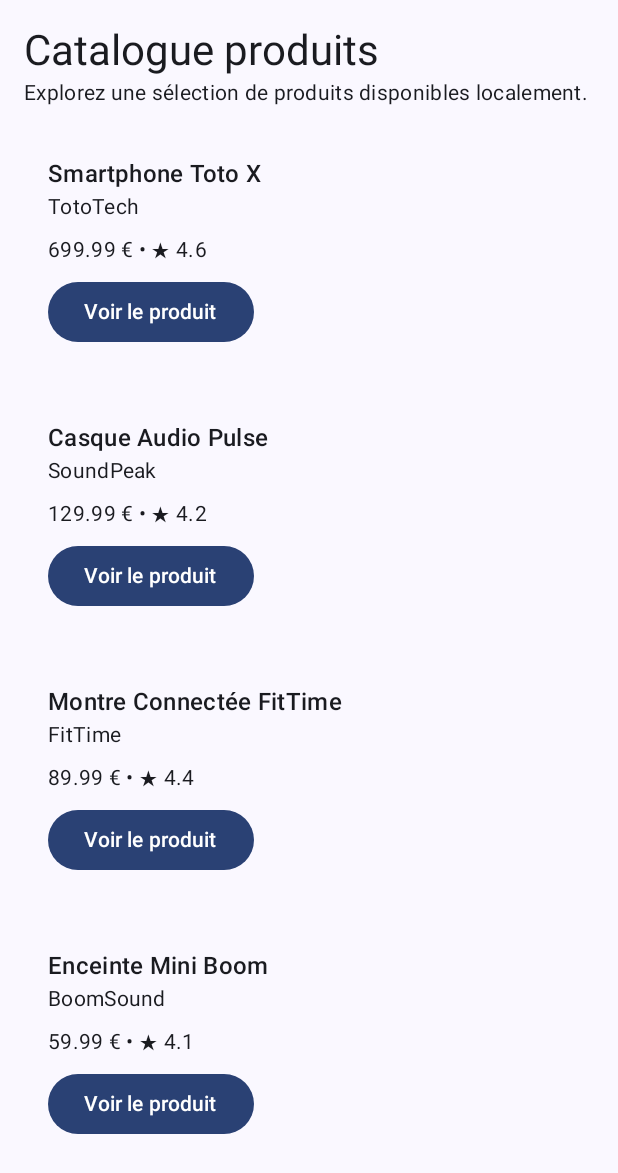
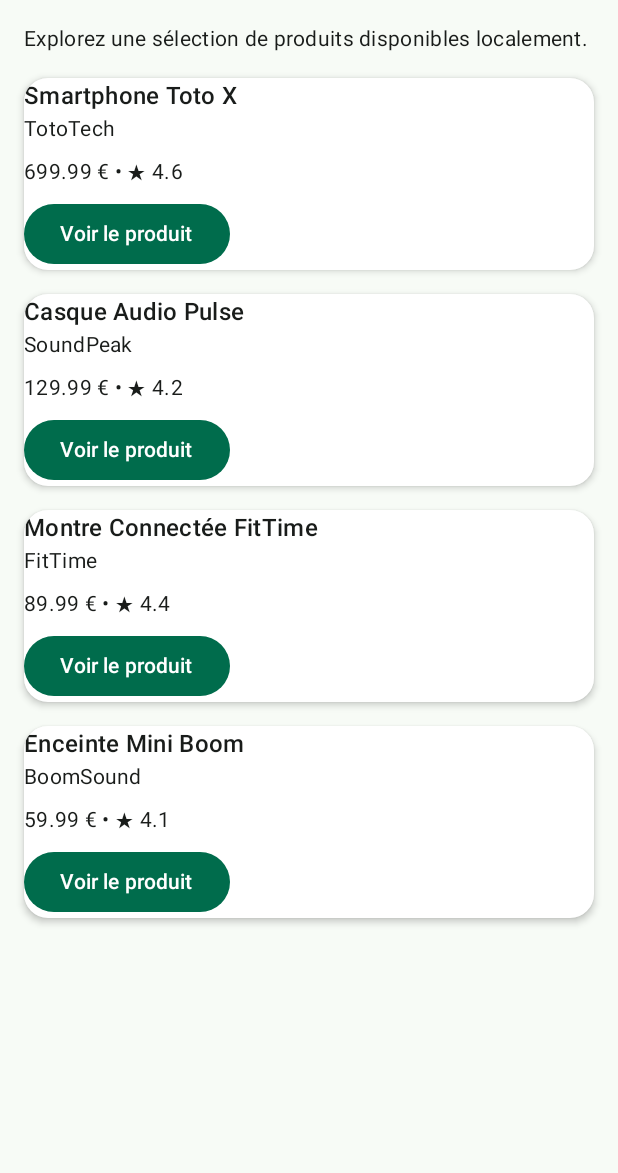
Before and after one commit to Badoux17/Product-Explorer, an Android app built with Jetpack Compose: the screen it shows after launch (MainActivity), on a phone screen of 412 x 824 dp. Shown: the top 1173 px of the screen. Run offline under Robolectric (Android 15) with nearby library versions, the phone set to English and light mode, and no system bars; 1 statement that could not run was skipped.

Commit message:
Tp7 Etape 4 à 6

```diff
--- a/app/build.gradle.kts
+++ b/app/build.gradle.kts
@@ -48,6 +48,7 @@ dependencies {
     implementation(libs.androidx.core.ktx)
     implementation(libs.androidx.lifecycle.runtime.ktx)
     implementation(libs.androidx.compose.material.icons.extended)
+    implementation(libs.androidx.material3)
     implementation(libs.androidx.ui)
     testImplementation(libs.junit)
     androidTestImplementation(platform(libs.androidx.compose.bom))
--- a/app/src/main/java/com/example/productexplorer/MainActivity.kt
+++ b/app/src/main/java/com/example/productexplorer/MainActivity.kt
@@ -5,6 +5,7 @@ import androidx.activity.ComponentActivity
 import androidx.activity.compose.setContent
 import androidx.activity.enableEdgeToEdge
 import androidx.compose.foundation.Image
+import androidx.compose.foundation.background
 import androidx.compose.foundation.layout.Arrangement
 import androidx.compose.foundation.layout.Box
 import androidx.compose.foundation.layout.Column
@@ -35,6 +36,7 @@ import androidx.compose.material3.OutlinedTextField
 import androidx.compose.material3.Surface
 import androidx.compose.ui.Alignment
 import androidx.compose.foundation.lazy.items
+import androidx.compose.material3.CardDefaults
 
 
 class MainActivity : ComponentActivity() {
@@ -528,14 +530,18 @@ fun ProductCatalogScreen(
     modifier: Modifier = Modifier
 ) {
     LazyColumn(
-        modifier = modifier.fillMaxSize(),
+        modifier = modifier
+            .fillMaxSize()
+            .background(MaterialTheme.colorScheme.background),
         contentPadding = PaddingValues(16.dp),
         verticalArrangement = Arrangement.spacedBy(16.dp)
-    ) {
+    )
+    {
         item {
-            Text(
+            ext(
                 text = "Catalogue produits",
-                style = MaterialTheme.typography.headlineMedium
+                style = MaterialTheme.typography.headlineMedium,
+                color = MaterialTheme.colorScheme.primary
             )
             CategoryRow(categories = sampleCategories())
         }
@@ -558,9 +564,16 @@ fun ProductListItem(
     onClick: () -> Unit,
     modifier: Modifier = Modifier
 ) {
-        Column(
-            modifier = Modifier.padding(16.dp)
-        ) {
+    Card(
+        modifier = modifier.fillMaxWidth(),
+        shape = MaterialTheme.shapes.large,
+        colors = CardDefaults.cardColors(
+            containerColor = MaterialTheme.colorScheme.surface
+        ),
+        elevation = CardDefaults.cardElevation(
+            defaultElevation = 3.dp
+        )
+    ) {
             Text(
                 text = product.title,
                 style = MaterialTheme.typography.titleMedium
--- a/app/src/main/java/com/example/productexplorer/ui/theme/Theme.kt
+++ b/app/src/main/java/com/example/productexplorer/ui/theme/Theme.kt
@@ -35,16 +35,12 @@ private val LightColorScheme = lightColorScheme(
 @Composable
 fun ProductExplorerTheme(
     darkTheme: Boolean = isSystemInDarkTheme(),
-    dynamicColor: Boolean = true,
     content: @Composable () -> Unit
 ) {
-    val colorScheme = when {
-        dynamicColor && Build.VERSION.SDK_INT >= Build.VERSION_CODES.S -> {
-            val context = LocalContext.current
-            if (darkTheme) dynamicDarkColorScheme(context) else dynamicLightColorScheme(context)
-        }
-        darkTheme -> DarkColorScheme
-        else -> LightColorScheme
+    val colorScheme = if (darkTheme) {
+        DarkColorScheme
+    } else {
+        LightColorScheme
     }
     MaterialTheme(
         colorScheme = colorScheme,
--- a/gradle/libs.versions.toml
+++ b/gradle/libs.versions.toml
@@ -11,6 +11,7 @@ composeBom = "2026.02.01"
 foundationLayout = "1.12.1"
 ui = "1.12.1"
 foundation = "1.13.0"
+material3 = "1.5.0"
 
 [libraries]
 androidx-core-ktx = { group = "androidx.core", name = "core-ktx", version.ref = "coreKtx" }
@@ -31,6 +32,7 @@ androidx-compose-material-icons-extended = { module = "androidx.compose.material
 androidx-compose-foundation-layout = { group = "androidx.compose.foundation", name = "foundation-layout", version.ref = "foundationLayout" }
 androidx-ui = { group = "androidx.compose.ui", name = "ui", version.ref = "ui" }
 androidx-compose-foundation = { group = "androidx.compose.foundation", name = "foundation", version.ref = "foundation" }
+androidx-material3 = { group = "androidx.compose.material3", name = "material3", version.ref = "material3" }
 
 [plugins]
 android-application = { id = "com.android.application", version.ref = "agp" }
```
